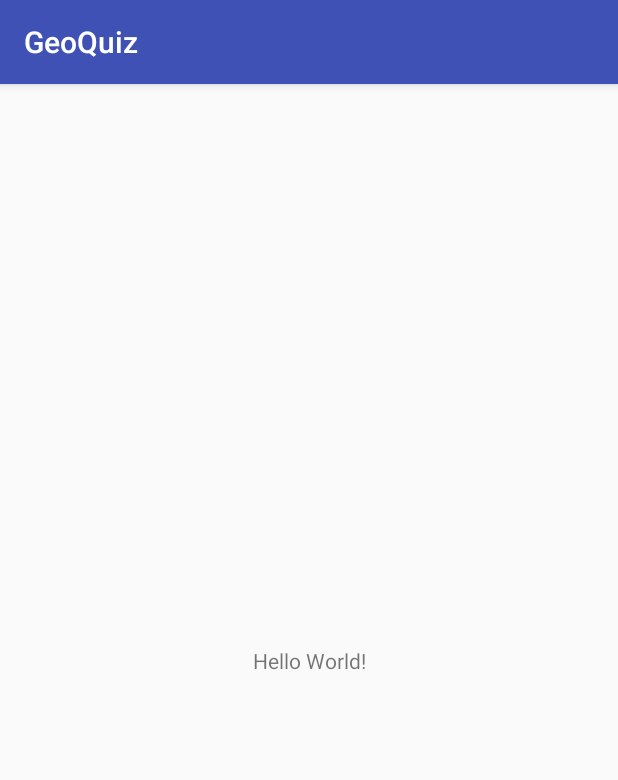
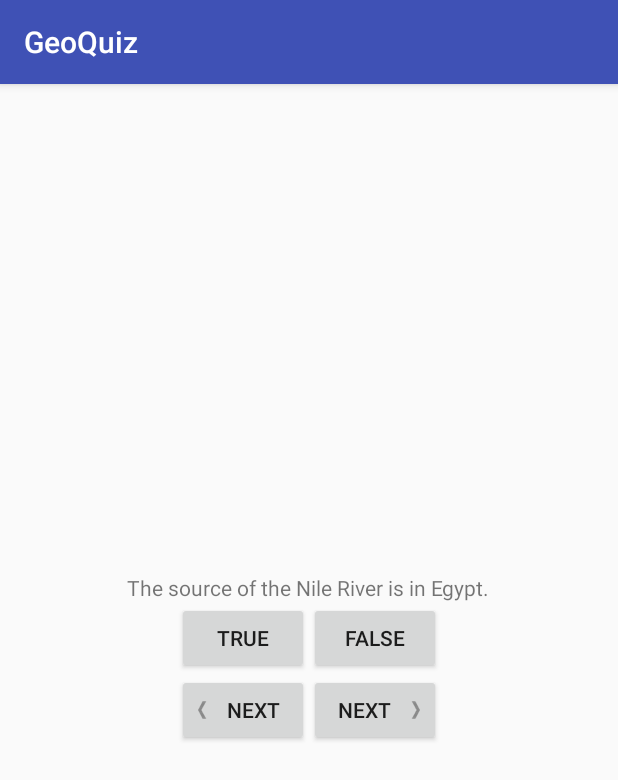
Before and after one commit to AnelCC/GeoQuiz, an Android app: the screen it shows after launch (QuizActivity), on a phone screen of 412 x 824 dp. Shown: the top 780 px of the screen. Run offline under Robolectric (Android 15) with nearby library versions, the phone set to English and light mode, and no system bars.

Commit message:
Add image in diferents dimens and add changes in the questios

```diff
--- a/app/src/main/AndroidManifest.xml
+++ b/app/src/main/AndroidManifest.xml
@@ -1,6 +1,6 @@
 <?xml version="1.0" encoding="utf-8"?>
 <manifest xmlns:android="http://schemas.android.com/apk/res/android"
-    package="cc.anel.geoquiz">
+    package="cc.anel.geoquiz" >
 
     <application
         android:allowBackup="true"
@@ -8,8 +8,8 @@
         android:label="@string/app_name"
         android:roundIcon="@mipmap/ic_launcher_round"
         android:supportsRtl="true"
-        android:theme="@style/AppTheme">
-        <activity android:name=".QuizActivity">
+        android:theme="@style/AppTheme" >
+        <activity android:name=".QuizActivity" >
             <intent-filter>
                 <action android:name="android.intent.action.MAIN" />
 
--- /dev/null
+++ b/app/src/main/java/cc/anel/geoquiz/Question.java
@@ -0,0 +1,32 @@
+package cc.anel.geoquiz;
+
+/**
+ * Created by anelelizabethcervantes on 9/8/17.
+ */
+
+public class Question {
+
+    private int mTextResId;
+    private boolean mAnswerTrue;
+
+    public Question (int textResId, boolean answerTrue){
+        mTextResId = textResId;
+        mAnswerTrue = answerTrue;
+    }
+
+    public int getTextResId() {
+        return mTextResId;
+    }
+
+    public void setTextResId(int textResId) {
+        mTextResId = textResId;
+    }
+
+    public boolean isAnswerTrue() {
+        return mAnswerTrue;
+    }
+
+    public void setAnswerTrue(boolean answerTrue) {
+        mAnswerTrue = answerTrue;
+    }
+}
--- a/app/src/main/java/cc/anel/geoquiz/QuizActivity.java
+++ b/app/src/main/java/cc/anel/geoquiz/QuizActivity.java
@@ -2,12 +2,104 @@ package cc.anel.geoquiz;
 
 import android.support.v7.app.AppCompatActivity;
 import android.os.Bundle;
+import android.util.Log;
+import android.view.View;
+import android.widget.Button;
+import android.widget.TextView;
+import android.widget.Toast;
 
 public class QuizActivity extends AppCompatActivity {
+    private static final String TAG = "QuizActivity";
+
+    private Button btn_true;
+    private Button btn_false;
+    private Button btn_previous;
+    private Button btn_next;
+    private TextView txt_question;
+
+    private int mCurrentIndex = 0;
 
     @Override
     protected void onCreate(Bundle savedInstanceState) {
         super.onCreate(savedInstanceState);
         setContentView(R.layout.activity_quiz);
+        btn_true        =   (Button) findViewById(R.id.btn_true);
+        btn_false       =   (Button) findViewById(R.id.btn_false);
+        btn_previous    =   (Button) findViewById(R.id.btn_previous);
+        btn_next        =   (Button) findViewById(R.id.btn_next);
+        txt_question    =   (TextView) findViewById(R.id.txt_main_question);
+
+        updateQuestion();
+
+
+        btn_true.setOnClickListener(new View.OnClickListener() {
+            @Override
+            public void onClick(View v) {
+                Log.d(TAG, "onClick True: Here is a anonymous class in new on click listener");
+                /*Toast toast= Toast.makeText(QuizActivity.this, R.string.toast_correct, Toast.LENGTH_SHORT);
+                toast.setGravity(1,3,3);
+                toast.show();*/
+                checkAnswer(false);
+            }
+        });
+        btn_false.setOnClickListener(new View.OnClickListener() {
+            @Override
+            public void onClick(View v) {
+                /*Log.d(TAG, "onClick False: Here is a anonymous class in new on click listener");
+                Toast.makeText(QuizActivity.this, R.string.toast_incorrect, Toast.LENGTH_SHORT).show();*/
+                checkAnswer(false);
+            }
+        });
+
+        btn_previous.setOnClickListener(new View.OnClickListener() {
+            @Override
+            public void onClick(View v) {
+                if (mCurrentIndex<0){
+                    mCurrentIndex = (mCurrentIndex-1) % mQuestionsBank.length;
+                    updateQuestion();
+                }
+            }
+        });
+
+        btn_next.setOnClickListener(new View.OnClickListener() {
+            @Override
+            public void onClick(View v) {
+                mCurrentIndex = (mCurrentIndex+1) % mQuestionsBank.length;
+                updateQuestion();
+            }
+        });
+
     }
+
+    private void checkAnswer(boolean userPresendTrue){
+        boolean anwerIsTrue = mQuestionsBank[mCurrentIndex].isAnswerTrue();
+        int messengerResId = 0;
+
+        if (userPresendTrue == anwerIsTrue){
+            messengerResId = R.string.toast_correct;
+        }else {
+            messengerResId = R.string.toast_incorrect;
+        }
+        Toast.makeText(QuizActivity.this, messengerResId, Toast.LENGTH_SHORT).show();
+    }
+
+
+    //Encapsulating code
+    private void updateQuestion(){
+        int question = mQuestionsBank[mCurrentIndex].getTextResId();
+        txt_question.setText(question);
+    }
+
+    private Question[] mQuestionsBank = new Question[]{
+            new Question(R.string.question_africa, true),
+            new Question(R.string.question_americas, true),
+            new Question(R.string.question_asia, true),
+            new Question(R.string.question_australia, true),
+            new Question(R.string.question_mideast, true),
+            new Question(R.string.question_oceans, true)
+    };
+
+
+
+
 }
--- a/app/src/main/res/layout/activity_quiz.xml
+++ b/app/src/main/res/layout/activity_quiz.xml
@@ -1,18 +1,54 @@
 <?xml version="1.0" encoding="utf-8"?>
-<android.support.constraint.ConstraintLayout xmlns:android="http://schemas.android.com/apk/res/android"
+<LinearLayout
+    xmlns:android="http://schemas.android.com/apk/res/android"
     xmlns:app="http://schemas.android.com/apk/res-auto"
     xmlns:tools="http://schemas.android.com/tools"
     android:layout_width="match_parent"
     android:layout_height="match_parent"
+    android:orientation="vertical"
+    android:gravity="center"
     tools:context="cc.anel.geoquiz.QuizActivity">
-
     <TextView
+        android:id="@+id/txt_main_question"
         android:layout_width="wrap_content"
         android:layout_height="wrap_content"
-        android:text="Hello World!"
-        app:layout_constraintBottom_toBottomOf="parent"
-        app:layout_constraintLeft_toLeftOf="parent"
-        app:layout_constraintRight_toRightOf="parent"
-        app:layout_constraintTop_toTopOf="parent" />
+        android:text="@string/txt_question1"/>
+    <LinearLayout
+        android:layout_width="wrap_content"
+        android:layout_height="wrap_content"
+        android:orientation="horizontal">
+        <Button
+            android:id="@+id/btn_true"
+            android:layout_width="wrap_content"
+            android:layout_height="wrap_content"
+            android:text="@string/btn_true"/>
+        <Button
+            android:id="@+id/btn_false"
+            android:layout_width="wrap_content"
+            android:layout_height="wrap_content"
+            android:text="@string/btn_false"/>
+    </LinearLayout>
 
-</android.support.constraint.ConstraintLayout>
+    <LinearLayout
+        android:layout_width="wrap_content"
+        android:layout_height="wrap_content"
+        android:orientation="horizontal">
+        <Button
+            android:id="@+id/btn_previous"
+            android:layout_width="wrap_content"
+            android:layout_height="wrap_content"
+            android:text="@string/btn_next"
+            android:drawableLeft="@drawable/arrow_left"
+            android:drawablePadding="4dp"/>
+
+        <Button
+            android:id="@+id/btn_next"
+            android:layout_width="wrap_content"
+            android:layout_height="wrap_content"
+            android:text="@string/btn_next"
+            android:drawableRight="@drawable/arrow_right"
+            android:drawablePadding="4dp"/>
+    </LinearLayout>
+
+
+</LinearLayout>
--- a/app/src/main/res/values/strings.xml
+++ b/app/src/main/res/values/strings.xml
@@ -1,3 +1,25 @@
 <resources>
     <string name="app_name">GeoQuiz</string>
+    <string name="txt_question1">Canberra is the capital of Australia</string>
+
+
+    <string name="btn_true">True</string>
+    <string name="btn_false">False</string>
+    <string name="btn_next">Next</string>
+    <string name="btn_previous">Previous</string>
+
+    <string name="toast_correct">Correct!</string>
+    <string name="toast_incorrect">Incorrect!</string>
+
+
+    <string name="question_australia">Canberra is the capital of Australia.</string>
+    <string name="question_oceans">The Pacific Ocean is larger than
+        the Atlantic Ocean.</string>
+    <string name="question_mideast">The Suez Canal connects the Red Sea
+        and the Indian Ocean.</string>
+    <string name="question_africa">The source of the Nile River is in Egypt.</string>
+    <string name="question_americas">The Amazon River is the longest river
+        in the Americas.</string>
+    <string name="question_asia">Lake Baikal is the world\'s oldest and deepest
+        freshwater lake.</string>
 </resources>
```
Also changed, not shown: app/src/main/res/drawable-hdpi/arrow_left.png (added), app/src/main/res/drawable-hdpi/arrow_right.png (added), app/src/main/res/drawable-mdpi/arrow_left.png (added), app/src/main/res/drawable-mdpi/arrow_right.png (added), app/src/main/res/drawable-xhdpi/arrow_left.png (added), app/src/main/res/drawable-xhdpi/arrow_right.png (added), app/src/main/res/drawable-xxhdpi/arrow_left.png (added), app/src/main/res/drawable-xxhdpi/arrow_right.png (added).
